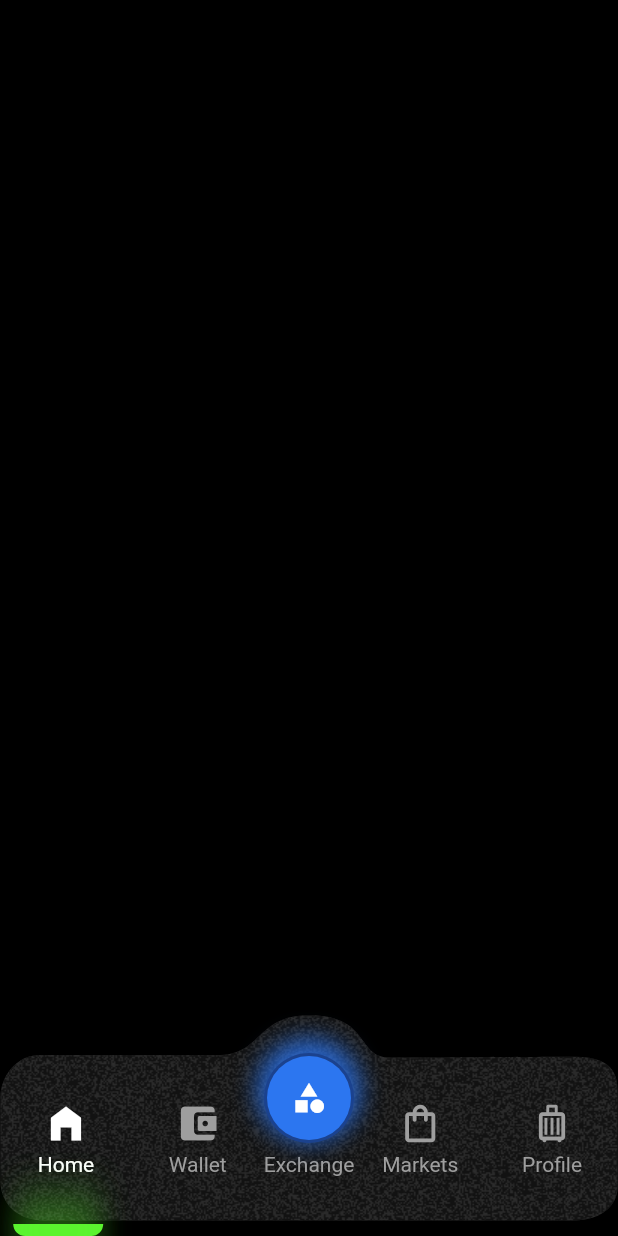
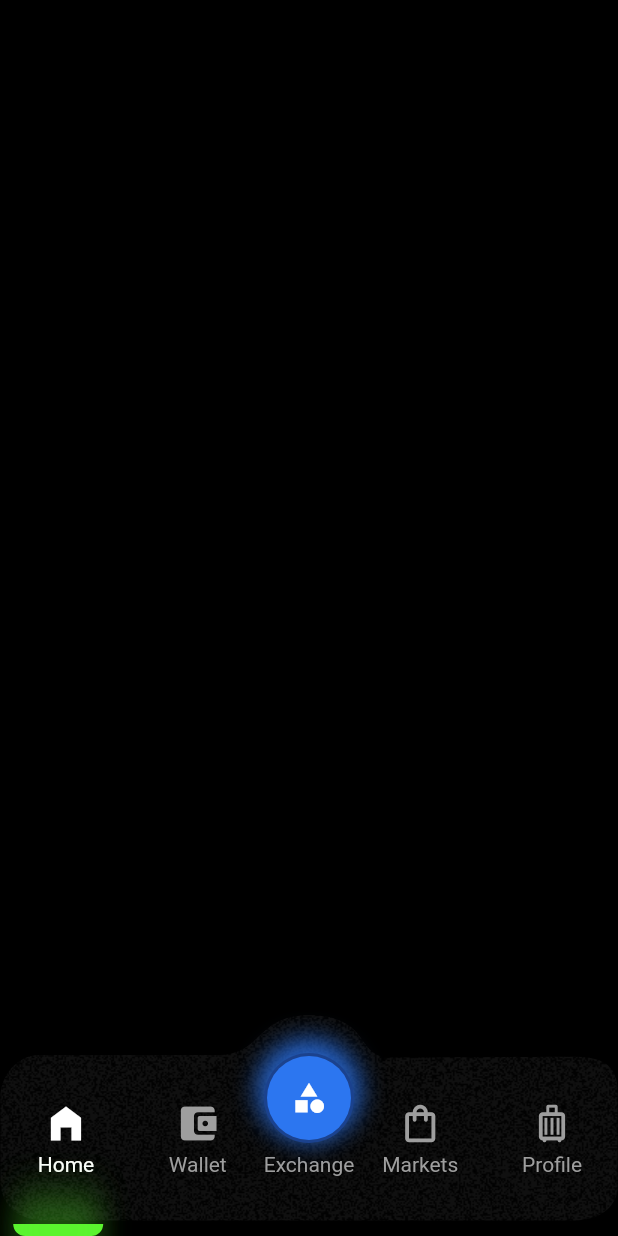
Before and after one commit to Filiponesco/Bottom_tab_bar_animation_dark, a Flutter app: the screen it shows after launch, on a phone screen of 412 x 824 dp. Run offline on Flutter 3.47's test engine with Material 2 defaults, Android fonts, the phone set to English and light mode, and no system bars; our stand-ins replace flutter_svg.

Commit message:
change gif result

```diff
--- a/lib/main.dart
+++ b/lib/main.dart
@@ -113,7 +113,7 @@ class CustomBottomBar extends StatelessWidget {
           child: SvgPicture.asset(
             'assets/bottom_bar.svg',
             width: MediaQuery.of(context).size.width,
-            color: AppColors.greyColor,
+            color: Colors.black,
           ),
         ),
         Positioned(
@@ -137,7 +137,7 @@ class CustomBottomBar extends StatelessWidget {
                       child: SvgPicture.asset(
                         'assets/bottom_bar.svg',
                         width: MediaQuery.of(context).size.width,
-                        color: Color(0x99000000),
+                        color: Colors.grey.withOpacity(.1),
                       ),
                     );
                   }
```
Also changed, not shown: docs/result.gif.
